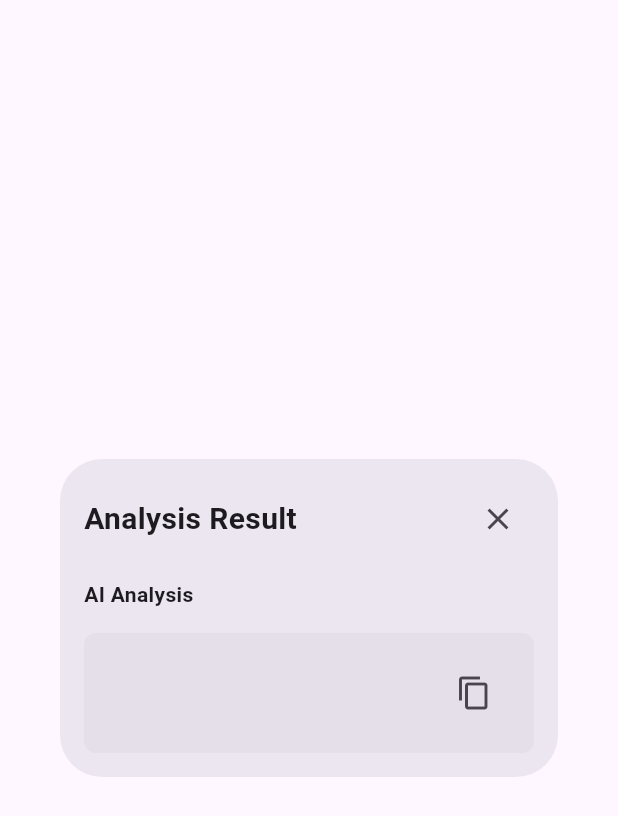
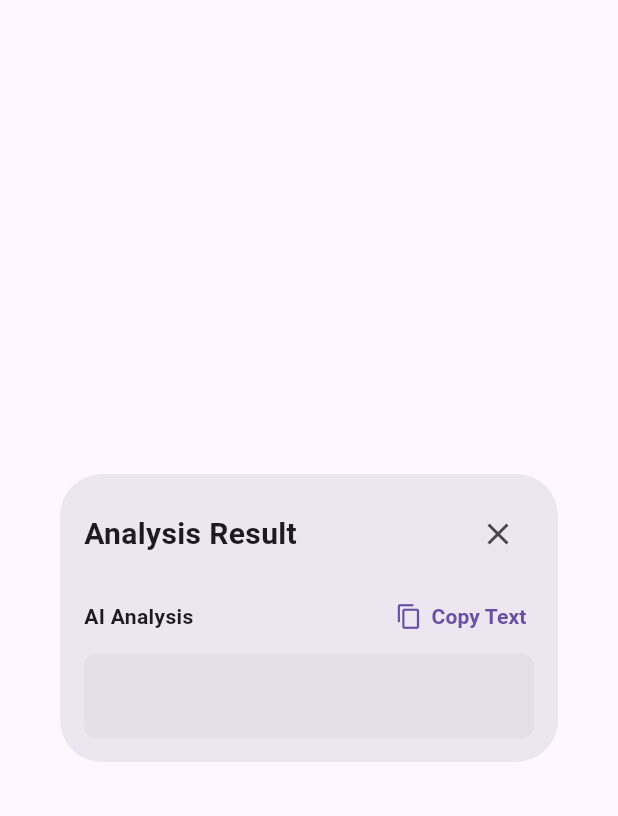
Before and after one commit to danielwang22/ingerSafe, a Flutter app: the ResultDialog widget shown alone on an empty page, opened directly with empty values, on a phone screen of 412 x 824 dp. Shown: the top 816 px of the screen. Run offline on Flutter 3.47's test engine with Material 3 defaults, Android fonts, the phone set to English and light mode, and no system bars; drawn by our look-alikes of showcaseview; our stand-ins replace cloud_firestore, connectivity_plus, firebase_core, flutter_dotenv, flutter_hooks, image_picker and 1 more; missing offline and left inert: google_mlkit_text_recognition; accounts and stored records are empty.

Commit message:
[UI] 調整popup畫面文字

```diff
--- a/lib/widgets/result_dialog.dart
+++ b/lib/widgets/result_dialog.dart
@@ -22,6 +22,7 @@ class ResultDialog extends StatelessWidget {
         'potentiallyHarmfulIngredients': 'Potentially harmful ingredients:',
         'originalText': 'Original Text',
         'aiAnalysis': 'AI Analysis',
+        'copyText': 'Copy Text',
         'copyOriginal': 'Original text copied',
         'copyAnalysis': 'Analysis copied',
       },
@@ -31,6 +32,7 @@ class ResultDialog extends StatelessWidget {
         'potentiallyHarmfulIngredients': '可能有害的成分：',
         'originalText': '原始文字',
         'aiAnalysis': 'AI 分析',
+        'copyText': '複製',
         'copyOriginal': '已複製原始文字',
         'copyAnalysis': '已複製分析結果',
       },
@@ -40,6 +42,7 @@ class ResultDialog extends StatelessWidget {
         'potentiallyHarmfulIngredients': '潜在的に有害な成分：',
         'originalText': '原文',
         'aiAnalysis': 'AI分析',
+        'copyText': 'コピー',
         'copyOriginal': '原文をコピーしました',
         'copyAnalysis': '分析結果をコピーしました',
       },
@@ -49,6 +52,7 @@ class ResultDialog extends StatelessWidget {
         'potentiallyHarmfulIngredients': '잠재적으로 해로운 성분:',
         'originalText': '원본 텍스트',
         'aiAnalysis': 'AI 분석',
+        'copyText': '복사',
         'copyOriginal': '원본 텍스트가 복사되었습니다',
         'copyAnalysis': '분석 결과가 복사되었습니다',
       },
@@ -86,12 +90,40 @@ class ResultDialog extends StatelessWidget {
                 ],
               ),
               const SizedBox(height: 16),
-              Text(
-                labels['aiAnalysis']!,
-                style:
-                    const TextStyle(fontSize: 14, fontWeight: FontWeight.bold),
+              Row(
+                mainAxisAlignment: MainAxisAlignment.spaceBetween,
+                crossAxisAlignment: CrossAxisAlignment.center,
+                children: [
+                  Text(
+                    labels['aiAnalysis']!,
+                    style: const TextStyle(
+                        fontSize: 14, fontWeight: FontWeight.bold),
+                  ),
+                  TextButton(
+                    style: TextButton.styleFrom(
+                      padding: EdgeInsets.all(5), // 依需求調整
+                      minimumSize: Size(0, 0), // 依需求調整
+                      tapTargetSize: MaterialTapTargetSize.shrinkWrap,
+                    ),
+                    onPressed: () {
+                      Clipboard.setData(ClipboardData(text: analysis));
+                      ScaffoldMessenger.of(context).showSnackBar(
+                        SnackBar(content: Text(labels['copyAnalysis']!)),
+                      );
+                    },
+                    child: Row(
+                      children: [
+                        Icon(Icons.copy),
+                        SizedBox(width: 6),
+                        Text(labels['copyText']!,
+                            style: TextStyle(
+                                fontSize: 14, fontWeight: FontWeight.bold)),
+                      ],
+                    ),
+                  )
+                ],
               ),
-              const SizedBox(height: 16),
+              const SizedBox(height: 10),
               Container(
                 padding: const EdgeInsets.all(16),
                 decoration: BoxDecoration(
@@ -112,15 +144,6 @@ class ResultDialog extends StatelessWidget {
                         ),
                       ),
                     ),
-                    IconButton(
-                      icon: const Icon(Icons.copy),
-                      onPressed: () {
-                        Clipboard.setData(ClipboardData(text: analysis));
-                        ScaffoldMessenger.of(context).showSnackBar(
-                          SnackBar(content: Text(labels['copyAnalysis']!)),
-                        );
-                      },
-                    ),
                   ],
                 ),
               ),
```
Also changed, not shown: 1 other file.
